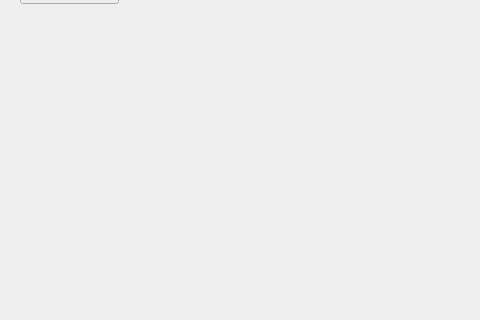
Qt form day8023001/mywidget.ui (wangzhanf/hdCPP) before a commit; both pictures show x 0 to 480 and y 544 to 864 of the 1039 by 864 pixel window.
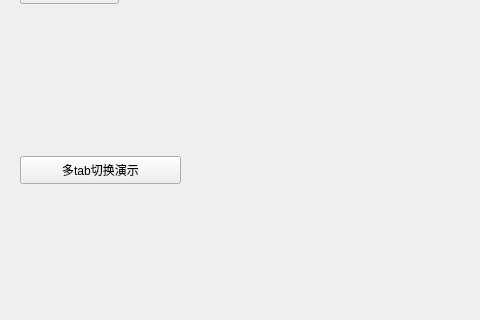
The same form after that commit.

Commit message: 添加了多界面切换的demo

What changed in the file:
```diff
--- a/day8023001/mywidget.ui
+++ b/day8023001/mywidget.ui
@@ -119,6 +119,19 @@
     <string>数据库演示</string>
    </property>
   </widget>
+  <widget class="QPushButton" name="tabBtn">
+   <property name="geometry">
+    <rect>
+     <x>20</x>
+     <y>700</y>
+     <width>161</width>
+     <height>28</height>
+    </rect>
+   </property>
+   <property name="text">
+    <string>多tab切换演示</string>
+   </property>
+  </widget>
  </widget>
  <layoutdefault spacing="6" margin="11"/>
  <resources/>
```
The commit also changes 21 other files.
